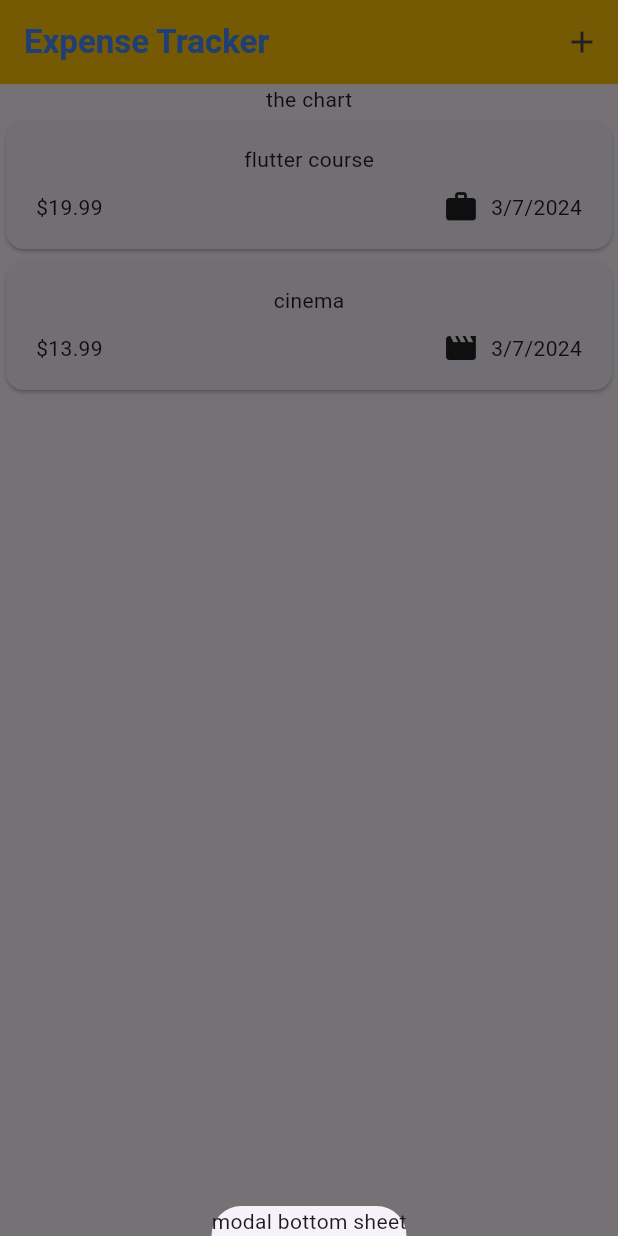
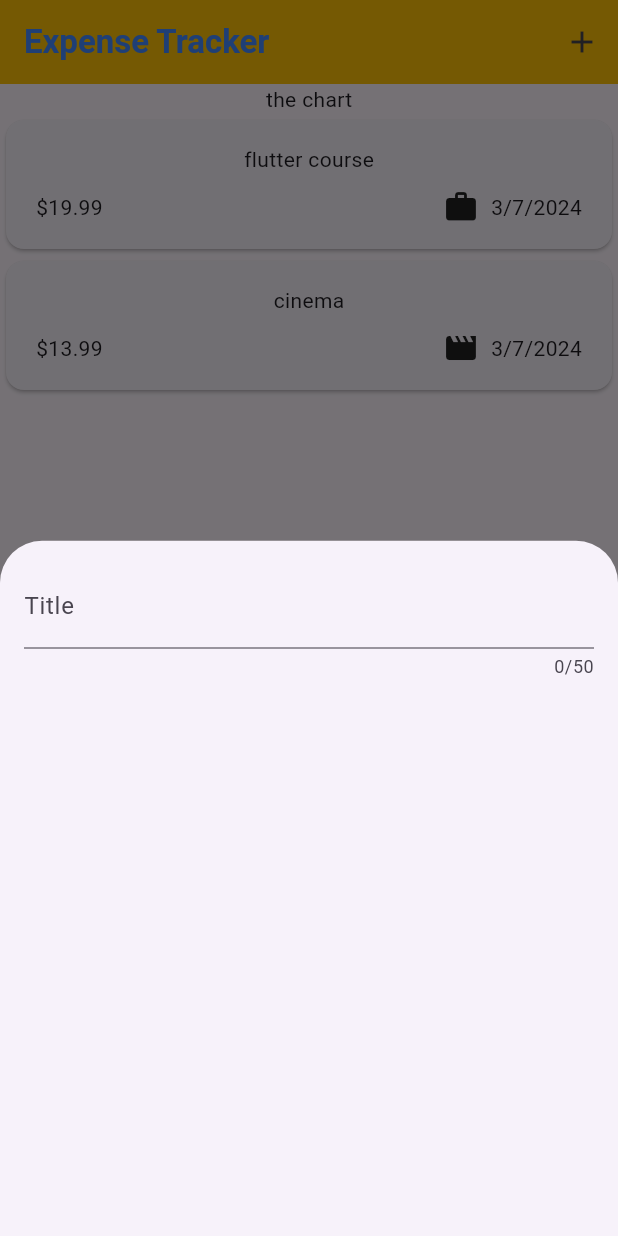
Before and after one commit to gunesserenay/expense_tracker, a Flutter app: the screen it shows after launch, after a tap on the "add" icon, on a phone screen of 412 x 824 dp. Run offline on Flutter 3.47's test engine with Material 3 defaults, Android fonts, the phone set to English and light mode, and no system bars.

Commit message:
TextField widget added NewExpense

```diff
--- a/lib/widgets/expenses.dart
+++ b/lib/widgets/expenses.dart
@@ -1,5 +1,6 @@
 import 'package:expense_tracker/widgets/expenses_list/expenses_list.dart';
 import 'package:expense_tracker/models/expense.dart';
+import 'package:expense_tracker/widgets/new_expense.dart';
 import 'package:flutter/material.dart';
 
 class Expenses extends StatefulWidget {
@@ -25,7 +26,7 @@ class _ExpensesState extends State<Expenses> {
 
   void _openAddExpenseOverlay() {
     showModalBottomSheet(
-        context: context, builder: (ctx) => const Text('modal bottom sheet'));
+        context: context, builder: (ctx) => const NewExpense());
   }
 
   @override
--- /dev/null
+++ b/lib/widgets/new_expense.dart
@@ -0,0 +1,26 @@
+import 'package:flutter/material.dart';
+
+class NewExpense extends StatefulWidget {
+  const NewExpense({super.key});
+
+  @override
+  State<NewExpense> createState() => _NewExpenseState();
+}
+
+class _NewExpenseState extends State<NewExpense> {
+  @override
+  Widget build(BuildContext context) {
+    return const Padding(
+      padding: EdgeInsets.all(16),
+      child: Column(
+        children: [
+          TextField(
+            maxLength: 50,
+            //  keyboardType: TextInputType.text,
+            decoration: InputDecoration(label: Text('Title')),
+          )
+        ],
+      ),
+    );
+  }
+}
```
